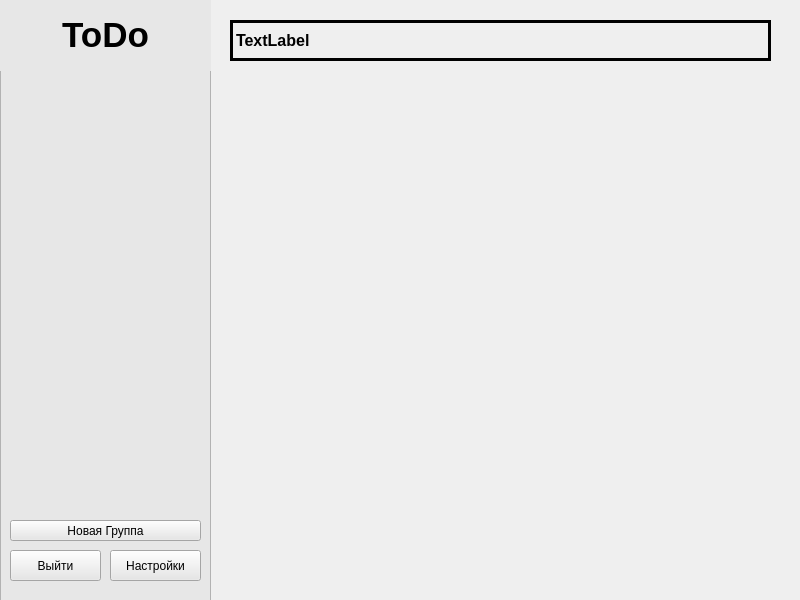
The window that mainwindow.ui (IlyaChichkov/ToDo_Project) describes before a commit, drawn with Qt 5.
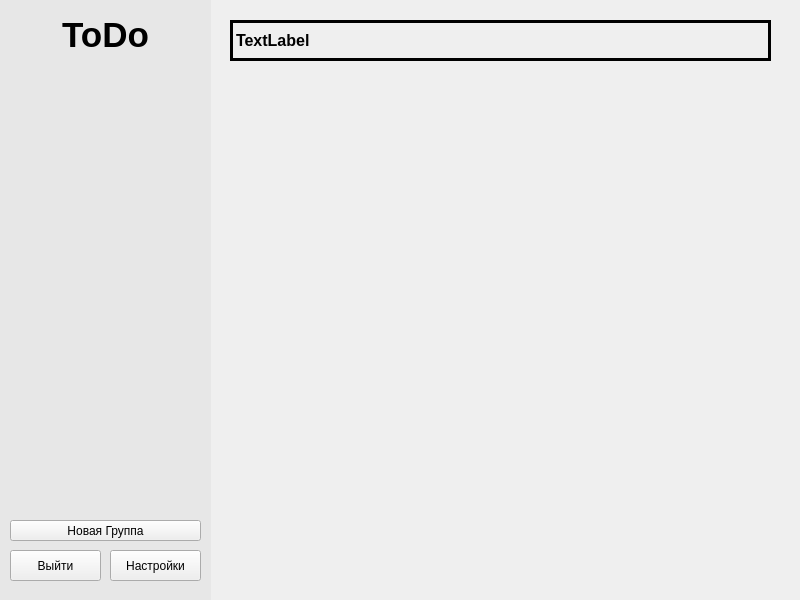
The same window after the commit.

Commit message: form list look update

The edit to the form file:
```diff
--- a/mainwindow.ui
+++ b/mainwindow.ui
@@ -10,6 +10,12 @@
     <height>600</height>
    </rect>
   </property>
+  <property name="minimumSize">
+   <size>
+    <width>800</width>
+    <height>600</height>
+   </size>
+  </property>
   <property name="windowTitle">
    <string>MainWindow</string>
   </property>
@@ -30,7 +36,7 @@
      <bool>false</bool>
     </property>
     <property name="styleSheet">
-     <string notr="true">background-color: rgb(231, 231, 231)</string>
+     <string notr="true"/>
     </property>
     <property name="frameShape">
      <enum>QFrame::StyledPanel</enum>
@@ -50,6 +56,9 @@
      <property name="text">
       <string>&lt;html&gt;&lt;head/&gt;&lt;body&gt;&lt;p align=&quot;center&quot;&gt;&lt;span style=&quot; font-size:26pt; font-weight:600;&quot;&gt;ToDo&lt;/span&gt;&lt;/p&gt;&lt;/body&gt;&lt;/html&gt;</string>
      </property>
+     <property name="buddy">
+      <cstring>taskGroupsList</cstring>
+     </property>
     </widget>
     <widget class="QPushButton" name="exitButton">
      <property name="geometry">
@@ -73,6 +82,9 @@
        <height>31</height>
       </rect>
      </property>
+     <property name="styleSheet">
+      <string notr="true"/>
+     </property>
      <property name="text">
       <string>Настройки</string>
      </property>
@@ -87,7 +99,8 @@
       </rect>
      </property>
      <property name="styleSheet">
-      <string notr="true">border: none;</string>
+      <string notr="true">border: none;
+background-color: rgba(255, 255, 255, 0);</string>
      </property>
     </widget>
     <widget class="QPushButton" name="addNewGroup">
@@ -99,10 +112,32 @@
        <height>21</height>
       </rect>
      </property>
+     <property name="styleSheet">
+      <string notr="true"/>
+     </property>
      <property name="text">
       <string>Новая Группа</string>
      </property>
     </widget>
+    <widget class="QWidget" name="widget" native="true">
+     <property name="geometry">
+      <rect>
+       <x>0</x>
+       <y>-1</y>
+       <width>211</width>
+       <height>601</height>
+      </rect>
+     </property>
+     <property name="styleSheet">
+      <string notr="true">background-color: rgb(231, 231, 231)</string>
+     </property>
+    </widget>
+    <zorder>widget</zorder>
+    <zorder>titleLabel</zorder>
+    <zorder>exitButton</zorder>
+    <zorder>taskGroupsList</zorder>
+    <zorder>addNewGroup</zorder>
+    <zorder>settingsButton</zorder>
    </widget>
    <widget class="QLabel" name="selectedGroupName">
     <property name="geometry">
```
Left out of the diff: 6 changed lines with no effect on the pictures.
